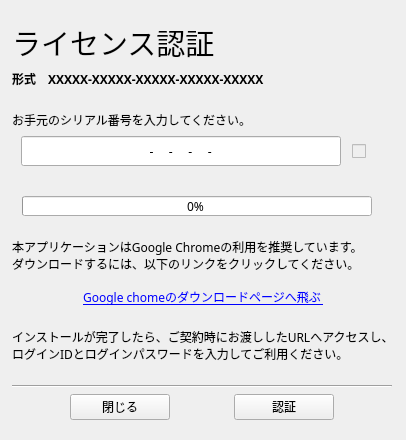
The window that main-win.ui (zhongdaojin/regist-serial) describes before a commit, drawn with Qt 5.
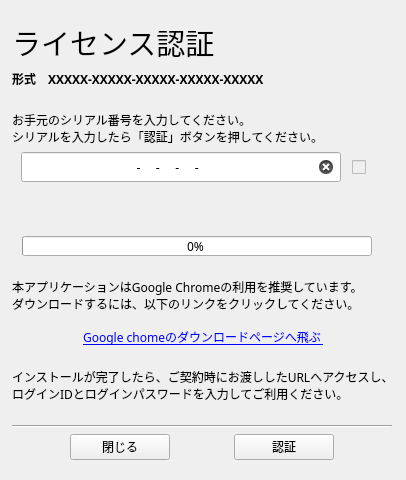
The same window after the commit.

Commit message: windows版ブランチの作成

What changed in the file:
```diff
--- a/main-win.ui
+++ b/main-win.ui
@@ -10,7 +10,7 @@
     <x>0</x>
     <y>0</y>
     <width>406</width>
-    <height>440</height>
+    <height>480</height>
    </rect>
   </property>
   <property name="maximumSize">
@@ -61,7 +61,7 @@
       <x>10</x>
       <y>10</y>
       <width>384</width>
-      <height>421</height>
+      <height>461</height>
      </rect>
     </property>
     <layout class="QGridLayout" name="mainGridLayout">
@@ -324,7 +324,7 @@
           <set>Qt::ImhNone</set>
          </property>
          <property name="inputMask">
-          <string>NNNNN-NNNNN-NNNNN-NNNNN-NNNNN; </string>
+          <string>NNNNN-NNNNN-NNNNN-NNNNN-NNNNN</string>
          </property>
          <property name="text">
           <string>----</string>
@@ -350,8 +350,8 @@
          <property name="cursorMoveStyle">
           <enum>Qt::LogicalMoveStyle</enum>
          </property>
-         <property name="clearButtonEnabled" stdset="0">
-          <bool>false</bool>
+         <property name="clearButtonEnabled">
+          <bool>true</bool>
          </property>
         </widget>
        </item>
```
Left out of the diff: 2 changed lines with no effect on the pictures. The commit also changes 2 other files.
